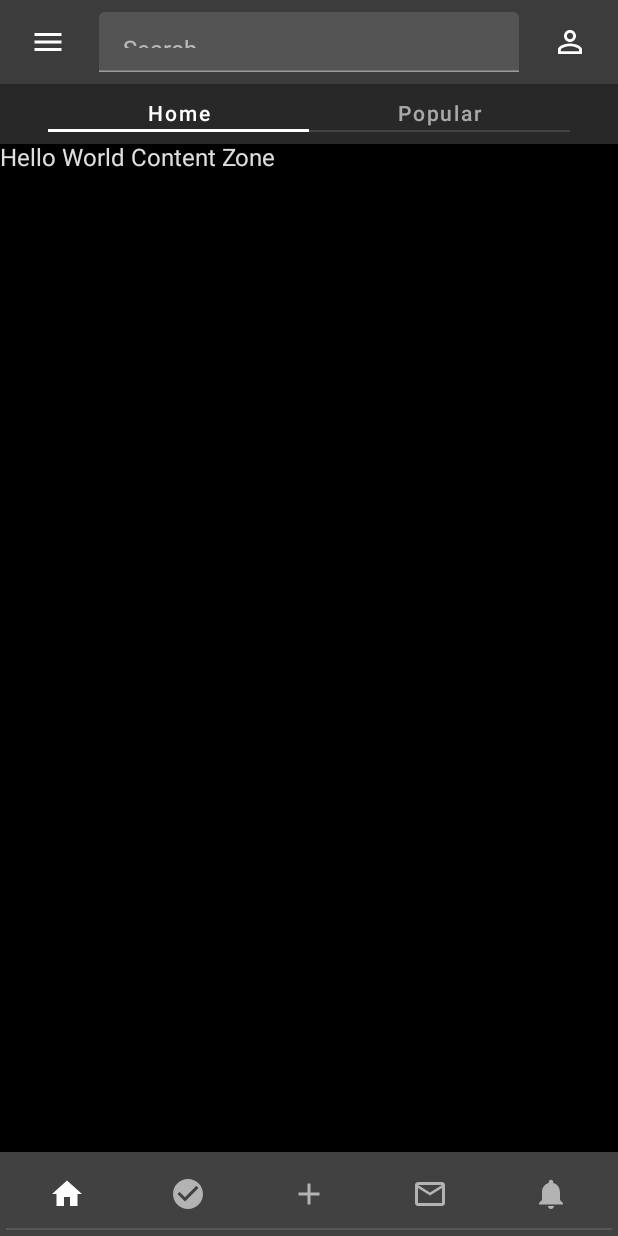
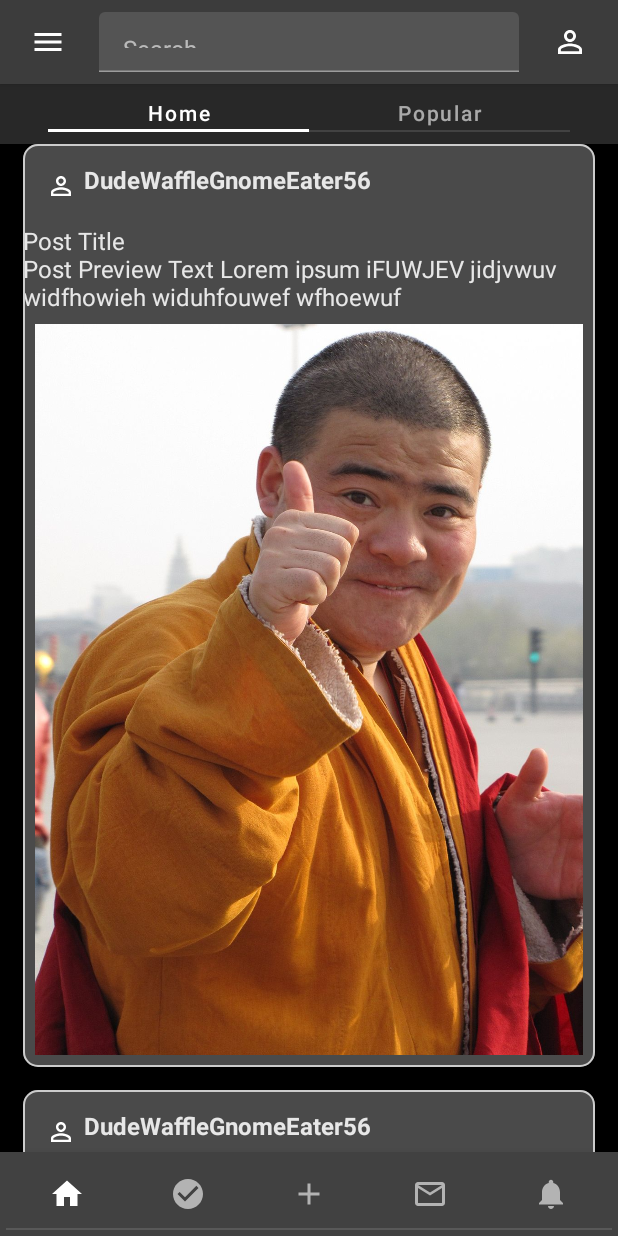
Before and after one commit to adrem7/reddit-compose, an Android app built with Jetpack Compose: the screen it shows after launch (MainActivity), on a phone screen of 412 x 824 dp. Run offline under Robolectric (Android 15) with nearby library versions, the phone set to English and light mode, and no system bars; our stand-ins replace Dagger/Hilt's generated code, accompanist.

Commit message:
Implemented FeedView Issues: Cards need better formatting, backend for card info, default value 0 for image res will crash, scroll doesn't go all way to bottom, Popular and Home need onClick to take to different feeds

```diff
--- a/app/src/main/java/com/example/redditcompose/ui/App.kt
+++ b/app/src/main/java/com/example/redditcompose/ui/App.kt
@@ -1,12 +1,9 @@
 package com.example.redditcompose.ui
 
-import androidx.compose.foundation.layout.Column
 import androidx.compose.foundation.layout.fillMaxSize
-import androidx.compose.foundation.layout.padding
 import androidx.compose.material.MaterialTheme
 import androidx.compose.material.Scaffold
 import androidx.compose.material.Surface
-import androidx.compose.material.Text
 import androidx.compose.runtime.Composable
 import androidx.compose.runtime.SideEffect
 import androidx.compose.ui.Modifier
@@ -25,15 +22,7 @@ class App {
             {
                 Scaffold(
                     topBar = { TopBar() },
-                    content = { paddingValues ->
-                        Column(
-                            modifier = Modifier
-                                .padding(paddingValues)
-                        ) {
-                            Text("Hello World Content Zone")
-//                            FeedView()
-                        }
-                    },
+                    content = { paddingValues -> FeedView(paddingValues) },
                     bottomBar = { BottomBar() })
             }
         }
--- /dev/null
+++ b/app/src/main/java/com/example/redditcompose/ui/FeedView.kt
@@ -0,0 +1,87 @@
+package com.example.redditcompose.ui
+
+import androidx.compose.foundation.Image
+import androidx.compose.foundation.border
+import androidx.compose.foundation.layout.*
+import androidx.compose.foundation.lazy.LazyColumn
+import androidx.compose.foundation.lazy.items
+import androidx.compose.foundation.shape.CircleShape
+import androidx.compose.foundation.shape.RoundedCornerShape
+import androidx.compose.material.Card
+import androidx.compose.material.Text
+import androidx.compose.runtime.Composable
+import androidx.compose.ui.Modifier
+import androidx.compose.ui.draw.clip
+import androidx.compose.ui.graphics.Color
+import androidx.compose.ui.res.painterResource
+import androidx.compose.ui.text.font.FontWeight
+import androidx.compose.ui.unit.dp
+import androidx.hilt.navigation.compose.hiltViewModel
+
+@Composable
+fun FeedView(
+    paddingValues: PaddingValues,
+    model: FeedViewModel = hiltViewModel(),
+) {
+    LazyColumn() {
+        items(items = model.posts) {
+            PostCard(it)
+        }
+    }
+}
+
+@Composable
+private fun PostCard(post: Post) {
+    Card(
+        elevation = 20.dp,
+        shape = RoundedCornerShape(10.dp),
+        modifier = Modifier
+            .padding(15.dp, 0.dp, 15.dp, 15.dp)
+            .border(1.dp, Color.LightGray, RoundedCornerShape(10.dp))
+    ) {
+        Column {
+            PostHeader(post)
+            PostContent(post)
+        }
+    }
+}
+
+@Composable
+private fun PostHeader(post: Post) {
+    Row(
+        modifier = Modifier.padding(15.dp)
+    ) {
+        Avatar(post)
+        Text(text = post.username, fontWeight = FontWeight.Bold)
+    }
+}
+
+@Composable
+private fun Avatar(post: Post) {
+    Image(
+        painter = painterResource(id = post.userAvatarImage),
+        contentDescription = "Avatar for ${post.username}",
+        modifier = Modifier
+            .size(25.dp)
+            .clip(shape = CircleShape)
+            .padding(0.dp, 0.dp, 5.dp, 0.dp)
+    )
+}
+
+@Composable
+fun PostContent(post: Post) {
+    Column {
+        Text(text = post.title)
+        Text(text = post.preview)
+        PostImage(post = post)
+    }
+}
+
+@Composable
+private fun PostImage(post: Post) {
+    Image(
+        painter = painterResource(id = post.imageRes),
+        contentDescription = post.imageContentDescription,
+        modifier = Modifier.padding(8.dp),
+    )
+}
--- /dev/null
+++ b/app/src/main/java/com/example/redditcompose/ui/FeedViewModel.kt
@@ -0,0 +1,33 @@
+package com.example.redditcompose.ui
+
+import androidx.lifecycle.ViewModel
+import com.example.redditcompose.R
+import dagger.hilt.android.lifecycle.HiltViewModel
+import javax.inject.Inject
+
+@HiltViewModel
+class FeedViewModel @Inject constructor() : ViewModel() {
+
+    val posts: List<Post> = listOf(
+        Post(
+            id = 1,
+            imageRes = R.drawable.post_image,
+            imageContentDescription = "Image Description",
+            title = "Post Title",
+            preview = "Post Preview Text Lorem ipsum iFUWJEV jidjvwuv widfhowieh widuhfouwef wfhoewuf",
+            username = "DudeWaffleGnomeEater56",
+            userAvatarImage = R.drawable.ic_profile,
+            userAvatarImageContentDescription = "DudeWaffleGnomeEater56\'s profile pic",
+        ),
+        Post(
+            id = 1,
+            imageRes = R.drawable.post_image,
+            imageContentDescription = "Image Description",
+            title = "Post Title",
+            preview = "Post Preview Text Lorem ipsum iFUWJEV jidjvwuv widfhowieh widuhfouwef wfhoewuf",
+            username = "DudeWaffleGnomeEater56",
+            userAvatarImage = R.drawable.ic_profile,
+            userAvatarImageContentDescription = "DudeWaffleGnomeEater56\'s profile pic",
+        )
+    )
+}
--- /dev/null
+++ b/app/src/main/java/com/example/redditcompose/ui/Post.kt
@@ -0,0 +1,12 @@
+package com.example.redditcompose.ui
+
+data class Post(
+    val id: Int? = null,
+    val imageRes: Int = 0,
+    val imageContentDescription: String = "",
+    val title: String = "",
+    val preview: String = "",
+    val username: String = "",
+    val userAvatarImage: Int = 0,
+    val userAvatarImageContentDescription: String = "",
+)
```
Also changed, not shown: app/src/main/res/drawable/post_image.jpg (added).
